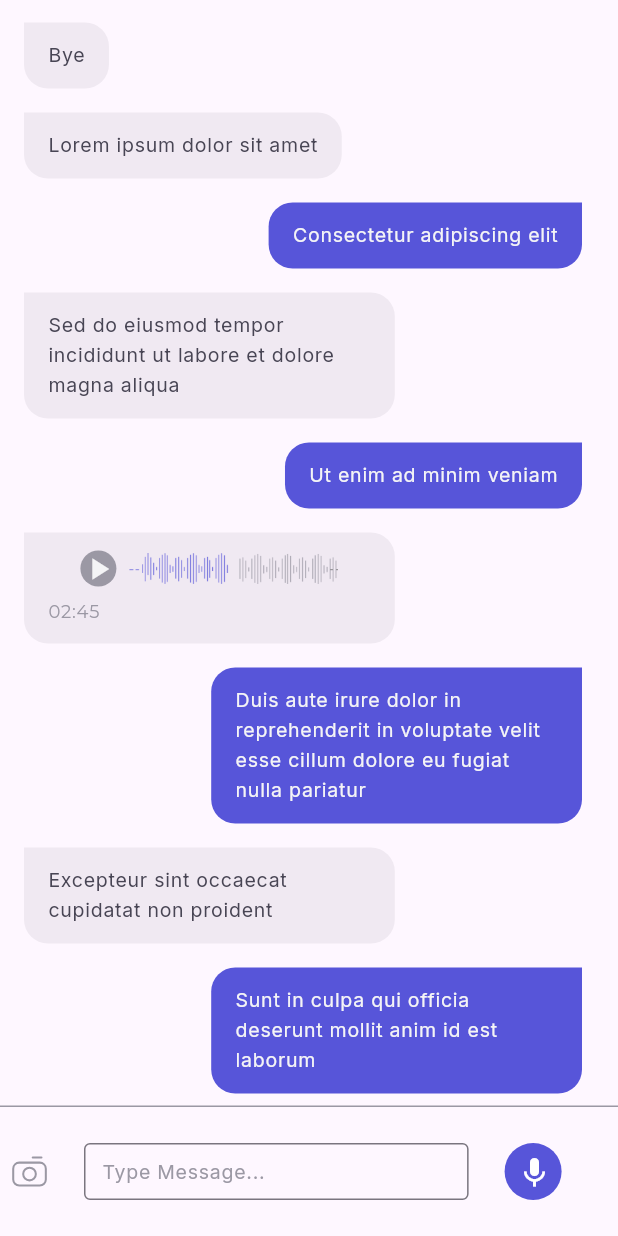
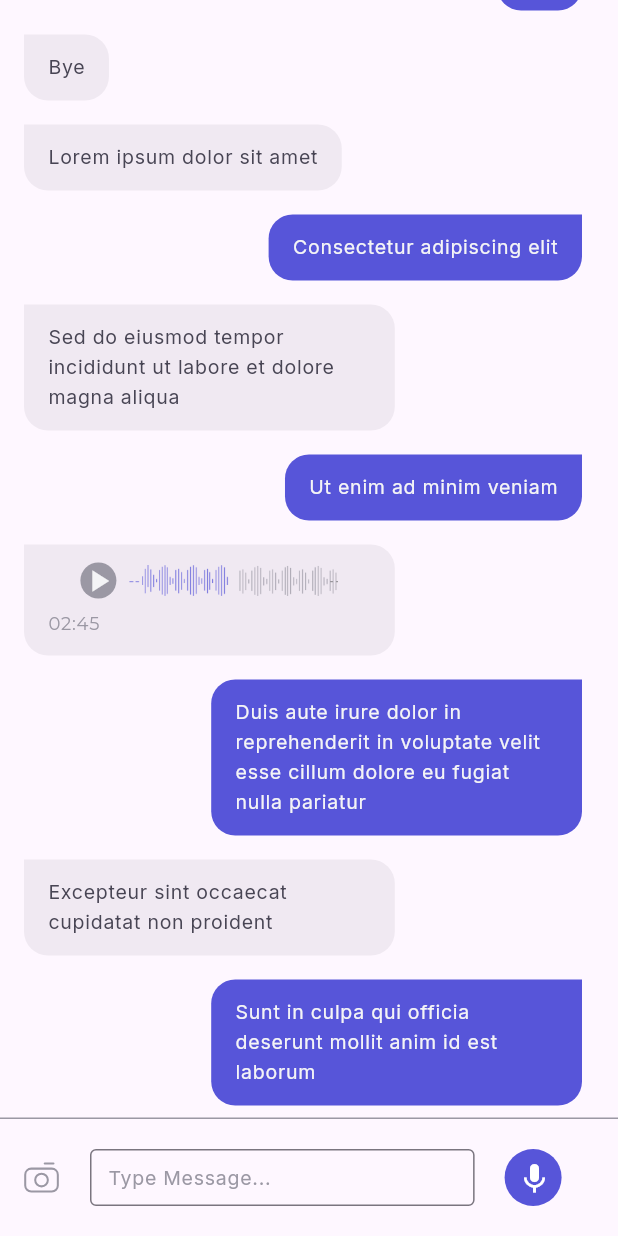
Before and after one commit to xcrescent/chat_li, a Flutter app: the screen it shows after launch, on a phone screen of 412 x 824 dp. Run offline on Flutter 3.47's test engine with Material 3 defaults, Android fonts, the phone set to English and light mode, and no system bars; our stand-ins replace flutter_svg, google_fonts.

Commit message:
chat chat

```diff
--- a/lib/main.dart
+++ b/lib/main.dart
@@ -203,7 +203,10 @@ class _HomePageState extends State<HomePage> {
           color: Color(0xff9B98A4),
         ),
         Padding(
-          padding: const EdgeInsets.all(8.0),
+          padding: const EdgeInsets.symmetric(
+            horizontal: 16.0,
+            vertical: 4.0,
+          ),
           child: Row(
             children: [
               SvgPicture.asset(
@@ -212,7 +215,7 @@ class _HomePageState extends State<HomePage> {
               ),
               Container(
                 margin: const EdgeInsets.symmetric(
-                  horizontal: 8.0,
+                  horizontal: 4.0,
                   vertical: 16,
                 ),
                 width: MediaQuery.of(context).size.width * 0.7,
@@ -263,7 +266,10 @@ class _HomePageState extends State<HomePage> {
                       ),
                     )
                   : IconButton(
-                      icon: const Icon(Icons.send),
+                      icon: const Icon(
+                        Icons.send,
+                        color: Color(0xff5755D9),
+                      ),
                       onPressed: () {
                         if (_controller.text.isNotEmpty) {
                           _addMessage(
```
